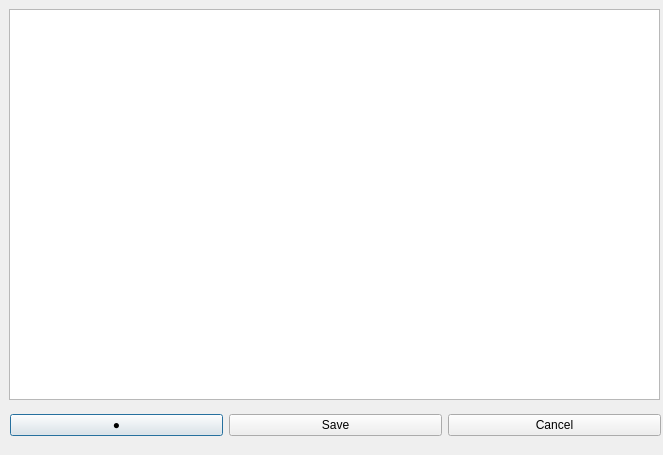
Old version of the form addnote.ui in the repository amkhlv/pdq.
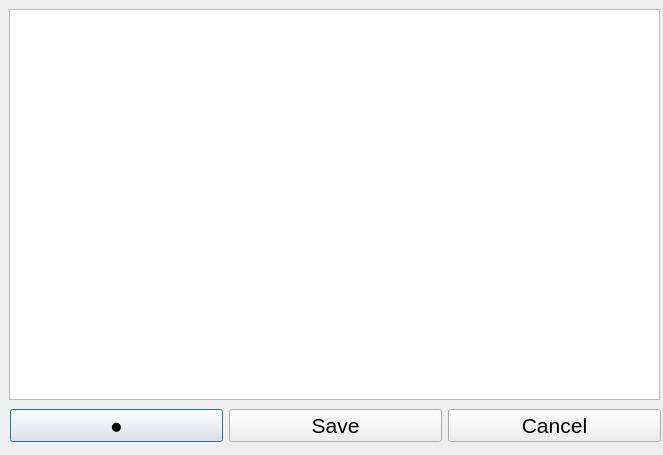
New version of the form.

Commit message: cancel button

The edit to the form file:
```diff
--- a/addnote.ui
+++ b/addnote.ui
@@ -40,6 +40,11 @@
    <layout class="QHBoxLayout" name="horizontalLayout">
     <item>
      <widget class="QPushButton" name="pushButtonColor">
+      <property name="font">
+       <font>
+        <pointsize>16</pointsize>
+       </font>
+      </property>
       <property name="text">
        <string>●</string>
       </property>
@@ -47,6 +52,11 @@
     </item>
     <item>
      <widget class="QPushButton" name="pushButtonSave">
+      <property name="font">
+       <font>
+        <pointsize>16</pointsize>
+       </font>
+      </property>
       <property name="text">
        <string>Save</string>
       </property>
@@ -54,6 +64,11 @@
     </item>
     <item>
      <widget class="QPushButton" name="pushButtonCancel">
+      <property name="font">
+       <font>
+        <pointsize>16</pointsize>
+       </font>
+      </property>
       <property name="text">
        <string>Cancel</string>
       </property>
```
Left out of the diff: 17 changed lines with no effect on the pictures. The commit also changes 2 other files.
